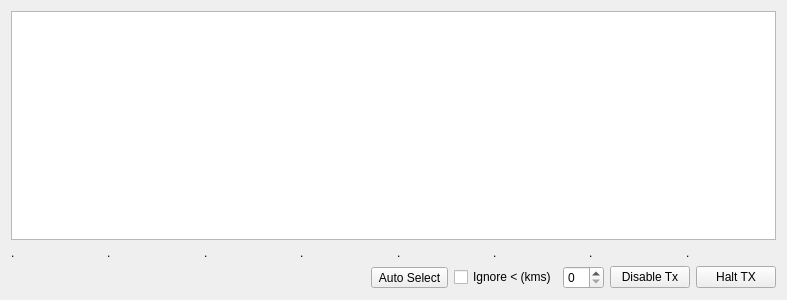
Before: the Qt Designer form mqt/MqtLogger/WsjtxFrame.ui in Rsclub22/Minos2-Mirror, drawn with Qt 5.
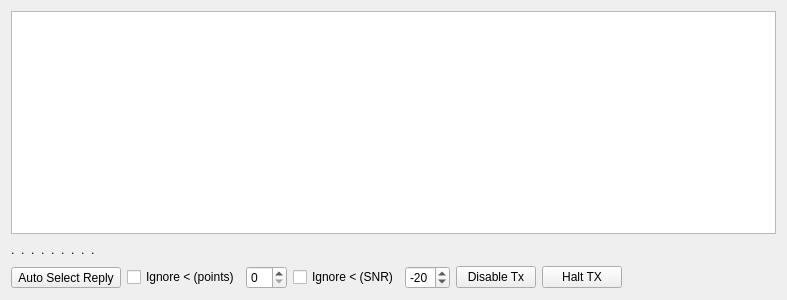
After: the same form once the commit is applied.

Commit message: Auto reply

```diff
--- a/mqt/MqtLogger/WsjtxFrame.ui
+++ b/mqt/MqtLogger/WsjtxFrame.ui
@@ -82,53 +82,86 @@
        </property>
       </widget>
      </item>
+     <item>
+      <widget class="QLabel" name="replyto_label">
+       <property name="text">
+        <string>.</string>
+       </property>
+      </widget>
+     </item>
+     <item>
+      <spacer name="horizontalSpacer_2">
+       <property name="orientation">
+        <enum>Qt::Horizontal</enum>
+       </property>
+       <property name="sizeHint" stdset="0">
+        <size>
+         <width>40</width>
+         <height>20</height>
+        </size>
+       </property>
+      </spacer>
+     </item>
     </layout>
    </item>
    <item>
     <layout class="QHBoxLayout" name="horizontalLayout">
-     <item>
-      <spacer name="horizontalSpacer">
-       <property name="orientation">
-        <enum>Qt::Horizontal</enum>
-       </property>
-       <property name="sizeHint" stdset="0">
-        <size>
-         <width>40</width>
-         <height>20</height>
-        </size>
-       </property>
-      </spacer>
-     </item>
      <item>
       <widget class="QToolButton" name="autoSelectButton">
        <property name="focusPolicy">
         <enum>Qt::NoFocus</enum>
        </property>
        <property name="text">
-        <string>Auto Select</string>
+        <string>Auto Select Reply</string>
        </property>
        <property name="checkable">
         <bool>true</bool>
        </property>
+       <property name="checked">
+        <bool>false</bool>
+       </property>
+       <property name="toolButtonStyle">
+        <enum>Qt::ToolButtonTextBesideIcon</enum>
+       </property>
       </widget>
      </item>
      <item>
-      <widget class="QCheckBox" name="checkBox">
+      <widget class="QCheckBox" name="minPointsCheckBox">
        <property name="focusPolicy">
         <enum>Qt::NoFocus</enum>
        </property>
        <property name="text">
-        <string>Ignore &lt; (kms)</string>
+        <string>Ignore &lt; (points)</string>
        </property>
       </widget>
      </item>
      <item>
-      <widget class="QSpinBox" name="spinBox_2">
+      <widget class="QSpinBox" name="minPointsSpinner">
        <property name="focusPolicy">
         <enum>Qt::ClickFocus</enum>
        </property>
       </widget>
      </item>
+     <item>
+      <widget class="QCheckBox" name="snrCheckBox">
+       <property name="text">
+        <string>Ignore &lt; (SNR)</string>
+       </property>
+      </widget>
+     </item>
+     <item>
+      <widget class="QSpinBox" name="snrSpinner">
+       <property name="minimum">
+        <number>-30</number>
+       </property>
+       <property name="maximum">
+        <number>30</number>
+       </property>
+       <property name="value">
+        <number>-20</number>
+       </property>
+      </widget>
+     </item>
      <item>
       <widget class="QPushButton" name="auto_off_button_">
        <property name="focusPolicy">
@@ -149,6 +182,19 @@
        </property>
       </widget>
      </item>
+     <item>
+      <spacer name="horizontalSpacer">
+       <property name="orientation">
+        <enum>Qt::Horizontal</enum>
+       </property>
+       <property name="sizeHint" stdset="0">
+        <size>
+         <width>40</width>
+         <height>20</height>
+        </size>
+       </property>
+      </spacer>
+     </item>
     </layout>
    </item>
   </layout>
```
The commit also changes 19 other files.
